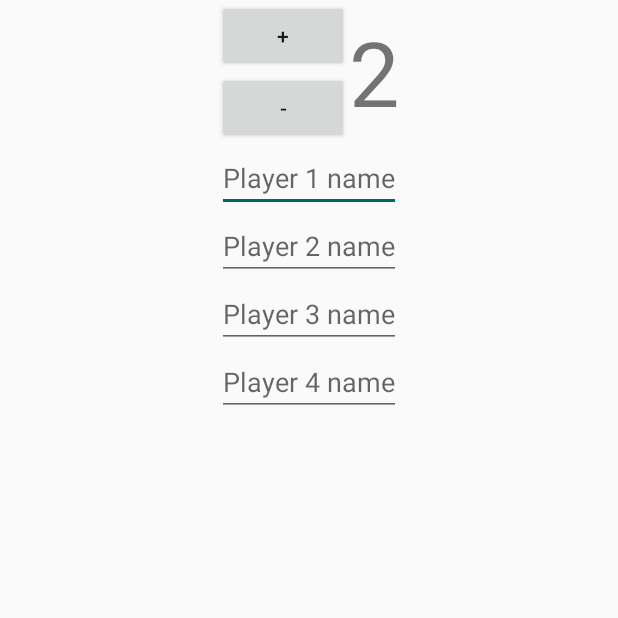
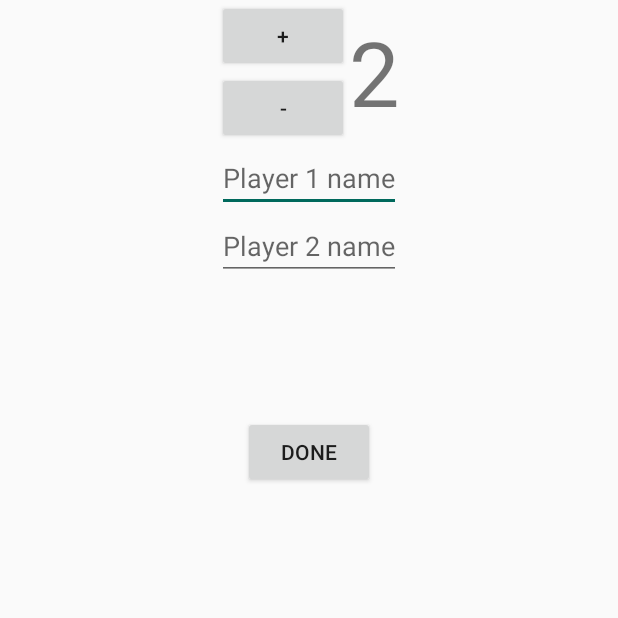
Before and after one commit to Binary-Team/Rachma-Android, an Android app: the RummySetting screen opened directly, with no data from a screen before it, on a phone screen of 412 x 824 dp, the top half of it. Run offline under Robolectric (Android 15) with nearby library versions, the phone set to English and light mode, and no system bars.

Commit message:
Choose player number and set names

```diff
--- a/app/src/main/AndroidManifest.xml
+++ b/app/src/main/AndroidManifest.xml
@@ -18,7 +18,8 @@
             </intent-filter>
         </activity>
         <activity android:name=".RummySetting" />
-        <activity android:name=".BeloteSetting"></activity>
+        <activity android:name=".BeloteSetting" />
+        <activity android:name=".RummyScoreboard"></activity>
     </application>
 
 </manifest>
--- a/app/src/main/res/layout/activity_rummy_setting.xml
+++ b/app/src/main/res/layout/activity_rummy_setting.xml
@@ -69,15 +69,23 @@
                 android:id="@+id/player3Name"
                 android:layout_width="wrap_content"
                 android:layout_height="wrap_content"
-                android:hint="Player 3 name" />
+                android:hint="Player 3 name"
+                android:visibility="invisible" />
 
             <EditText
                 android:id="@+id/player4Name"
                 android:layout_width="wrap_content"
                 android:layout_height="wrap_content"
-                android:hint="Player 4 name" />
+                android:hint="Player 4 name"
+                android:visibility="invisible" />
         </LinearLayout>
 
+        <Button
+            android:id="@+id/done"
+            android:layout_width="wrap_content"
+            android:layout_height="wrap_content"
+            android:layout_gravity="center_horizontal"
+            android:text="done" />
 
     </LinearLayout>
 
```
Also changed, not shown: app/src/main/java/rachma/tn/team/binary/rachma/RummyScoreboard.java (added, +16 -0 lines), app/src/main/java/rachma/tn/team/binary/rachma/RummySetting.java (+108 -0 lines), app/src/main/res/layout/activity_rummy_scoreboard.xml (added, +8 -0 lines).
